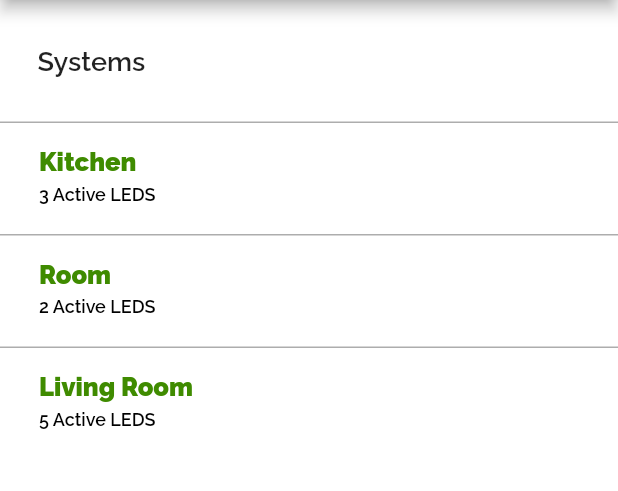
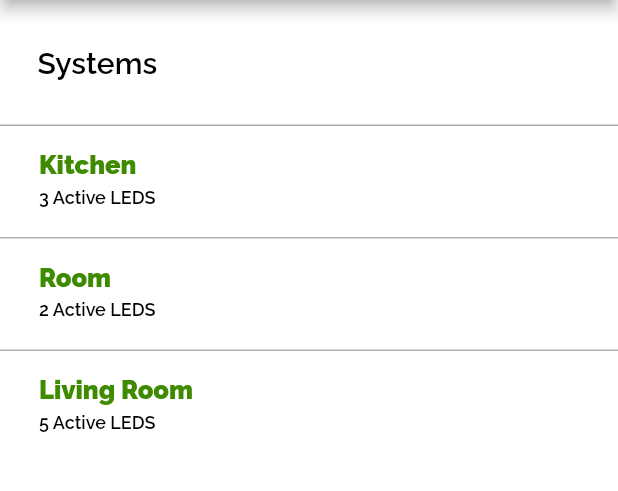
Before and after one commit to MohammadAlAgha/luminexa, a Flutter app: the LandingPage screen opened by its route, on a phone screen of 412 x 824 dp, the part 84-575 px from its top. Run offline on Flutter 3.47's test engine with Material 2 defaults, Android fonts, the phone set to English and light mode, and no system bars; our stand-ins replace fl_chart, flutter_svg, google_nav_bar.

Commit message:
Frontend: Refactored the styling of the landing page

```diff
--- a/luminexa_mobile/lib/main.dart
+++ b/luminexa_mobile/lib/main.dart
@@ -42,6 +42,7 @@ class _MyAppState extends State<MyApp> {
               fontFamily: "Raleway",
               fontSize: 24,
               color: Colors.white,
+              fontWeight: FontWeight.bold,
             ),
             bodySmall: TextStyle(
               fontFamily: "RalewayBold",
@@ -97,7 +98,7 @@ class _MyAppState extends State<MyApp> {
             ),
           )),
       debugShowCheckedModeBanner: false,
-      home: EditLeds(),
+      home: LandingPage(),
       // initialRoute: RouteManager.login,
       onGenerateRoute: RouteManager.generateRoute,
     );
--- a/luminexa_mobile/lib/screens/LandingPage.dart
+++ b/luminexa_mobile/lib/screens/LandingPage.dart
@@ -1,11 +1,11 @@
 import 'package:flutter/material.dart';
 import 'package:luminexa_mobile/routes/routes.dart';
-import 'package:luminexa_mobile/screens/SettingsPage.dart';
 import 'package:luminexa_mobile/widgets/authWidgets/authWidgets.dart';
 import 'package:luminexa_mobile/widgets/buttonWidget/iconButtonWidget.dart';
 import 'package:luminexa_mobile/widgets/buttonWidget/systemButton.dart';
 import 'package:luminexa_mobile/widgets/drawerWidget/drawer.dart';
 import 'package:luminexa_mobile/widgets/listsWidget/listWidget.dart';
+import 'package:luminexa_mobile/widgets/titleWidget/titleWidget.dart';
 
 class LandingPage extends StatefulWidget {
   const LandingPage({super.key});
@@ -66,8 +66,7 @@ class _LandingPageState extends State<LandingPage> {
       appBar: AppBar(
         title: Text(
           "User Name",
-          style: TextStyle(
-              fontFamily: "Raleway", fontWeight: FontWeight.bold, fontSize: 24),
+          style: Theme.of(context).textTheme.bodyLarge,
         ),
         centerTitle: true,
         actions: [
@@ -86,21 +85,7 @@ class _LandingPageState extends State<LandingPage> {
             SingleChildScrollView(
               child: Column(
                 children: [
-                  Row(
-                    children: [
-                      Padding(
-                        padding: const EdgeInsets.symmetric(
-                            horizontal: 25, vertical: 30),
-                        child: Text(
-                          "Systems",
-                          style: TextStyle(
-                              fontFamily: "RalewayBold",
-                              fontSize: 18,
-                              fontWeight: FontWeight.w700),
-                        ),
-                      ),
-                    ],
-                  ),
+                  titleWidget(title: "Systems"),
                   ListView.builder(
                       shrinkWrap: true,
                       itemCount: systems.length,
```
